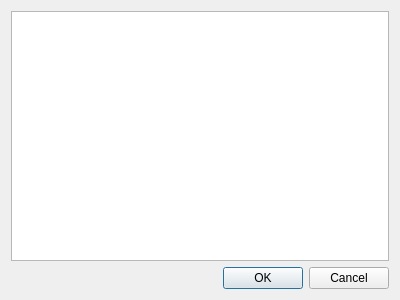
Qt form Minerva/Plugins/WmsLayerQt/AlphasDialog.ui (perryiv/cadkit) before a commit.
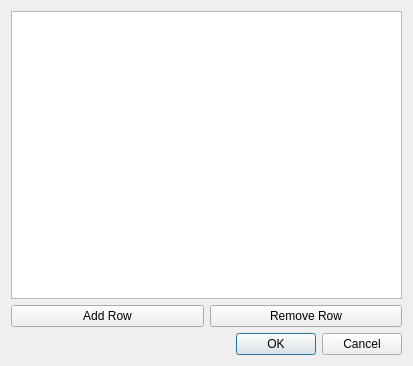
The same form after that commit.

Commit message: -Adding add and remove row buttons to dialog.

Diff of the .ui file:
```diff
--- a/Minerva/Plugins/WmsLayerQt/AlphasDialog.ui
+++ b/Minerva/Plugins/WmsLayerQt/AlphasDialog.ui
@@ -5,8 +5,8 @@
    <rect>
     <x>0</x>
     <y>0</y>
-    <width>400</width>
-    <height>300</height>
+    <width>413</width>
+    <height>366</height>
    </rect>
   </property>
   <property name="windowTitle" >
@@ -20,6 +20,24 @@
      </property>
     </widget>
    </item>
+   <item>
+    <layout class="QHBoxLayout" >
+     <item>
+      <widget class="QPushButton" name="addRowButton" >
+       <property name="text" >
+        <string>Add Row</string>
+       </property>
+      </widget>
+     </item>
+     <item>
+      <widget class="QPushButton" name="removeRowButton" >
+       <property name="text" >
+        <string>Remove Row</string>
+       </property>
+      </widget>
+     </item>
+    </layout>
+   </item>
    <item>
     <widget class="QDialogButtonBox" name="buttonBox" >
      <property name="orientation" >
```
The commit also changes 3 other files.
